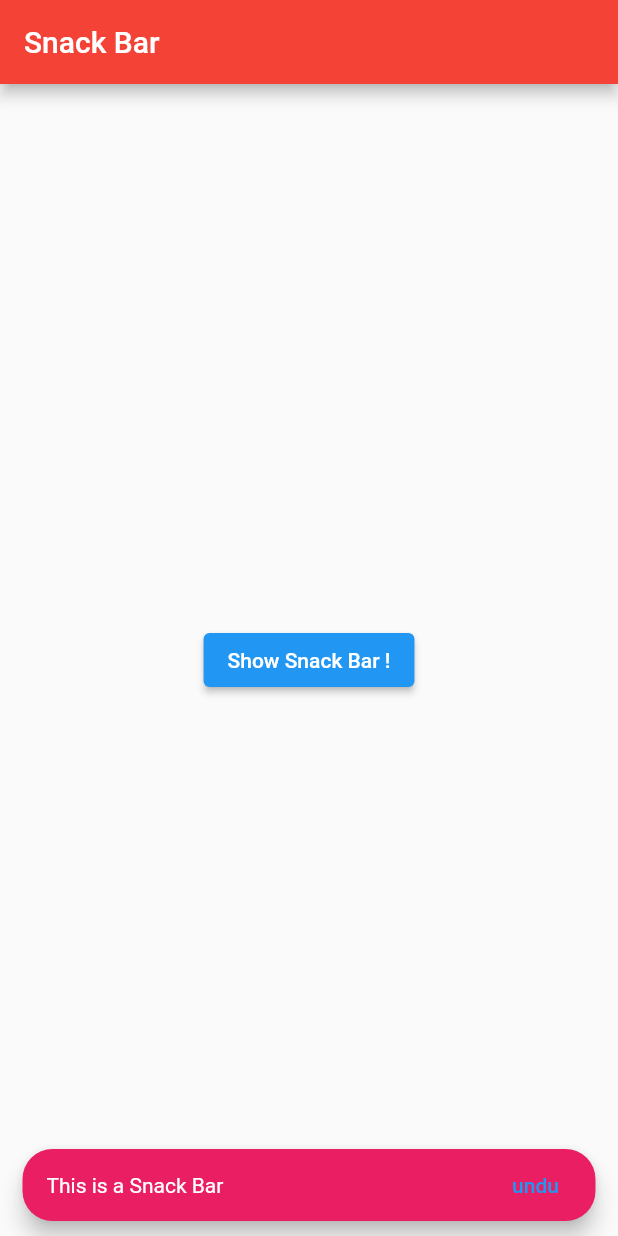
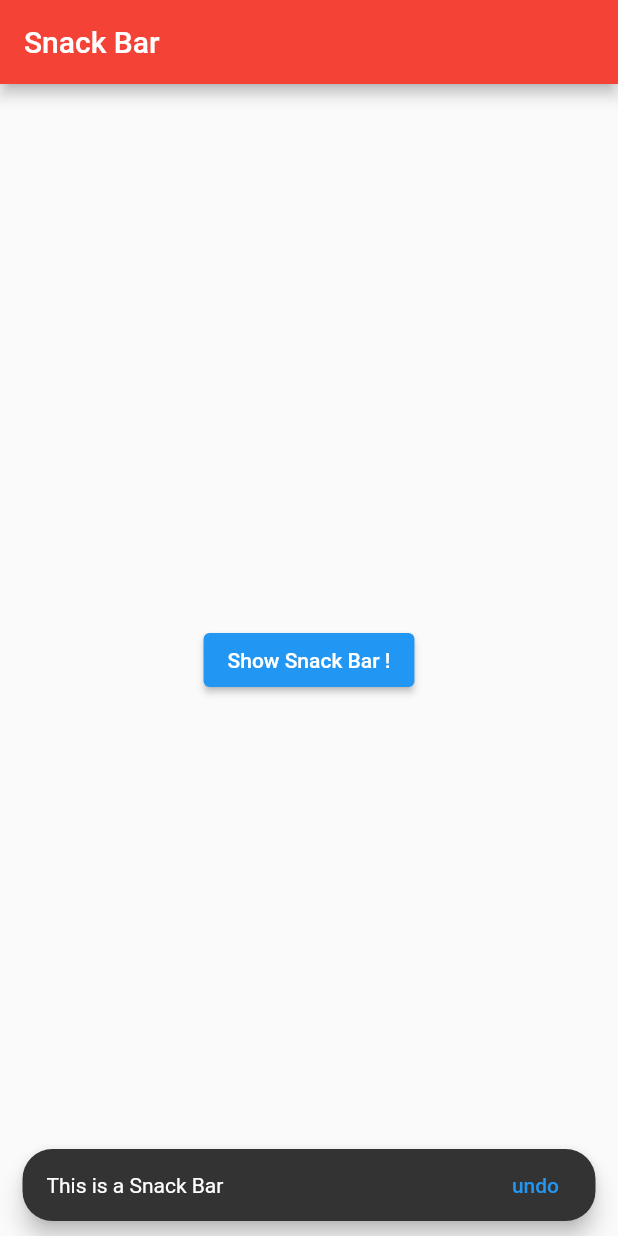
Before and after one commit to itsnehabhagat05/LearningFlutterTopics, a Flutter app: the screen it shows after launch, after a tap on "Show Snack Bar !", on a phone screen of 412 x 824 dp. Run offline on Flutter 3.47's test engine with Material 2 defaults, Android fonts, the light colour scheme and no system bars.

Commit message:
Snack Bar

```diff
--- a/lib/widgets/snackbar.dart
+++ b/lib/widgets/snackbar.dart
@@ -17,7 +17,7 @@ class SnackbarWidget extends StatelessWidget {
             onPressed: () {
               final snackbar = SnackBar(
                 action: SnackBarAction(
-                  label: 'undu',
+                  label: 'undo',
                   textColor: Colors.blue,
                   onPressed: () {},
                 ),
@@ -25,7 +25,7 @@ class SnackbarWidget extends StatelessWidget {
                 behavior: SnackBarBehavior.floating,
                // padding: EdgeInsets.all(10),
                 duration: const Duration(milliseconds: 3000),
-                backgroundColor: Colors.pink,
+               // backgroundColor: Colors.pink,
                 content: Text('This is a Snack Bar'));
               ScaffoldMessenger.of(context).showSnackBar(snackbar);
             },
```
